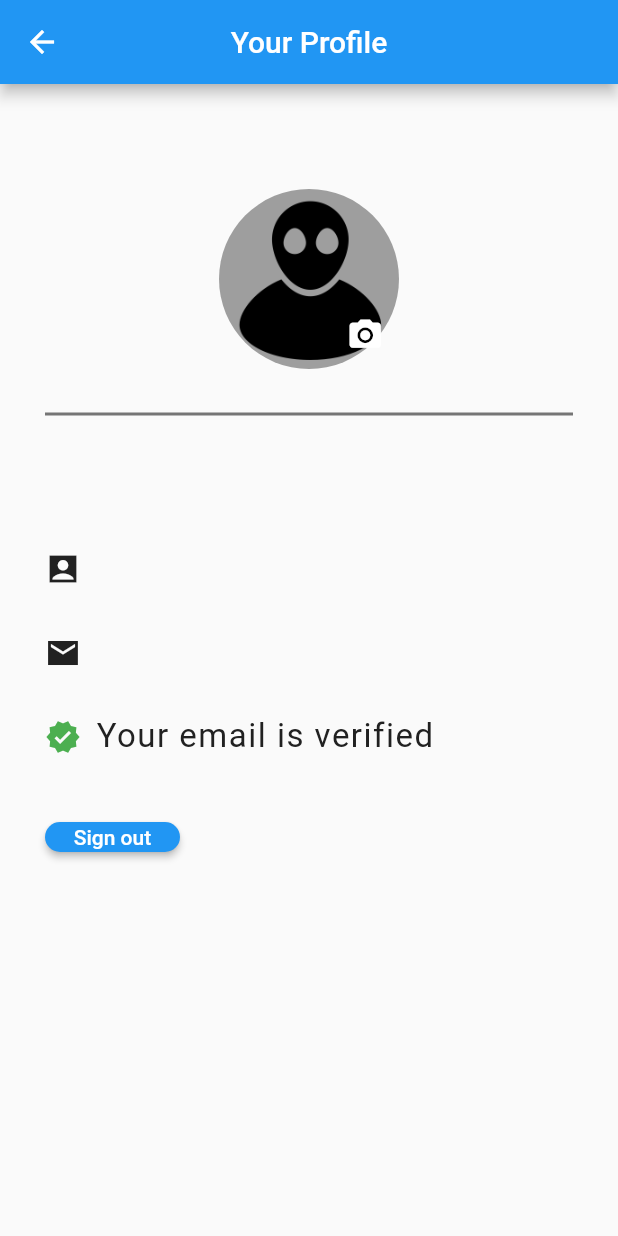
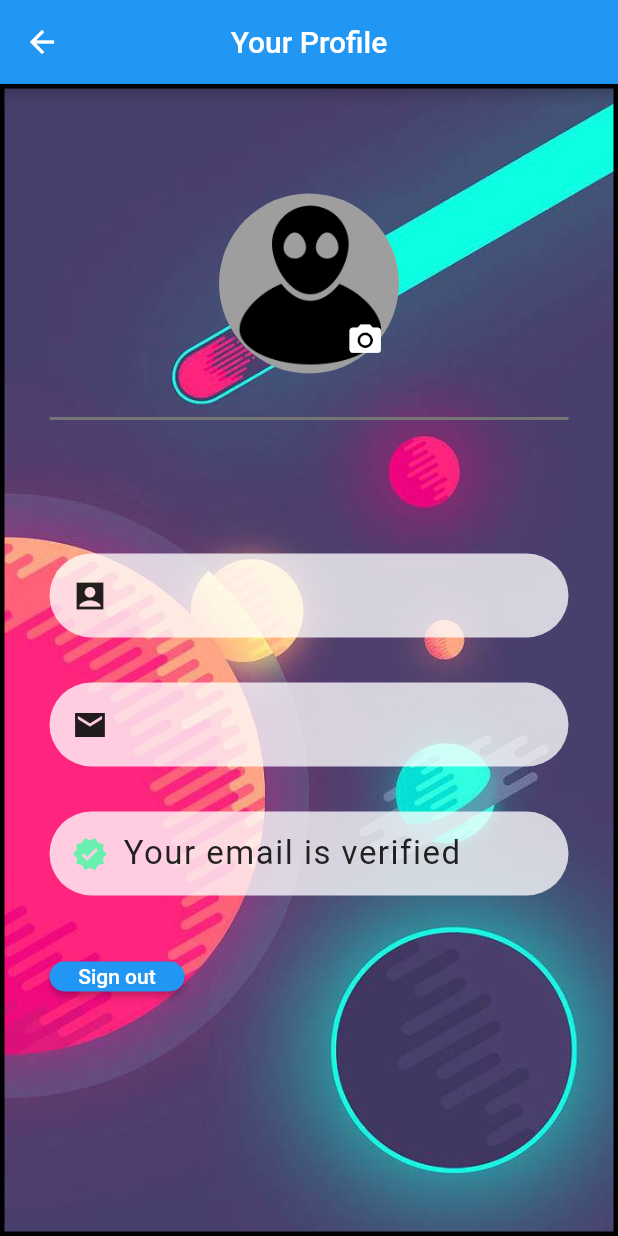
Before and after one commit to Georgi1914/Olympus-Glory, a Flutter app: the ProfilePage screen opened by its route, on a phone screen of 412 x 824 dp. Run offline on Flutter 3.47's test engine with Material 2 defaults, Android fonts, the light colour scheme and no system bars; our stand-ins replace cloud_firestore, file_picker, firebase_auth, firebase_core, firebase_storage, flutter_spinkit and 2 more; accounts and stored records are empty.

Commit message:
quick fix

```diff
--- a/rocket_booker/lib/homepage.dart
+++ b/rocket_booker/lib/homepage.dart
@@ -103,7 +103,7 @@ class _HomePageState extends State<HomePage> {
   @override
   Widget build(BuildContext context) {
     data = data.isNotEmpty ? data : ModalRoute.of(context)?.settings.arguments as Map;
-    date = DateTime.parse(data['date']);
+    date = data.isNotEmpty ? DateTime.now() : DateTime.parse(data['date']);
 
     return SafeArea(
       left: false,
--- a/rocket_booker/lib/userbased/ProfilePage.dart
+++ b/rocket_booker/lib/userbased/ProfilePage.dart
@@ -35,7 +35,17 @@ class _ProfilePageState extends State<ProfilePage> {
         title: const Text('Your Profile'),
         centerTitle: true,
       ),
-      body: Padding(
+      body: Container(
+          decoration: BoxDecoration(
+          color: Colors.white70,
+          border: Border.all(color: Colors.black, width: 3),
+          image: const DecorationImage(
+            image: AssetImage("assets/Space.jpg"),
+            fit: BoxFit.cover,
+          ),
+        ),
+      child: SafeArea(
+        child: Padding(
         padding: const EdgeInsets.symmetric(vertical: 70.0, horizontal: 30.0),
         child: Column(crossAxisAlignment: CrossAxisAlignment.start, children: [
           ProfileImage(),
@@ -45,7 +55,17 @@ class _ProfilePageState extends State<ProfilePage> {
             color: Colors.grey[600],
           ),
           SizedBox(height: 60.0),
-          Row(
+
+          Container(
+            decoration: ShapeDecoration(
+              color: Colors.white.withAlpha(2500),
+              shape: RoundedRectangleBorder (
+                borderRadius: BorderRadius.circular(32.0),
+              )
+            ),
+            child: Padding(
+              padding:  EdgeInsets.all(15.0),
+              child: Row(
                 children: [
                   Icon(Icons.account_box_sharp),
                   SizedBox(width: 10.0),
@@ -59,8 +79,19 @@ class _ProfilePageState extends State<ProfilePage> {
                   ),
                 ],
               ),
+            ),
+          ),
           SizedBox(height: 30.0),
-          Row(
+          Container(
+          decoration: ShapeDecoration(
+    color: Colors.white.withAlpha(2500),
+    shape: RoundedRectangleBorder (
+    borderRadius: BorderRadius.circular(32.0),
+    )
+    ),
+    child: Padding(
+    padding:  EdgeInsets.all(15.0),
+    child:Row(
             children: [
               Icon(Icons.mail_sharp),
               SizedBox(width: 10.0),
@@ -74,12 +105,24 @@ class _ProfilePageState extends State<ProfilePage> {
               ),
             ],
           ),
+          ),
+          ),
+
           SizedBox(height: 30.0),
-          Row(
+    Container(
+    decoration: ShapeDecoration(
+    color: Colors.white.withAlpha(2500),
+    shape: RoundedRectangleBorder (
+    borderRadius: BorderRadius.circular(32.0),
+    )
+    ),
+    child: Padding(
+    padding:  EdgeInsets.all(15.0),
+    child:Row(
             children: [
               Icon(
                 Icons.verified,
-                color: Colors.green,
+                color: Colors.greenAccent,
               ),
               SizedBox(width: 10.0),
               Text(
@@ -92,6 +135,9 @@ class _ProfilePageState extends State<ProfilePage> {
               ),
             ],
           ),
+    ),
+    ),
+
           SizedBox(height: 30.0),
           SizedBox(
             child: Padding(
@@ -113,6 +159,8 @@ class _ProfilePageState extends State<ProfilePage> {
           ),
         ]),
       ),
+    ),
+    )
     );
   }
 
```
Lines whose indentation alone changed are shown as unchanged.
